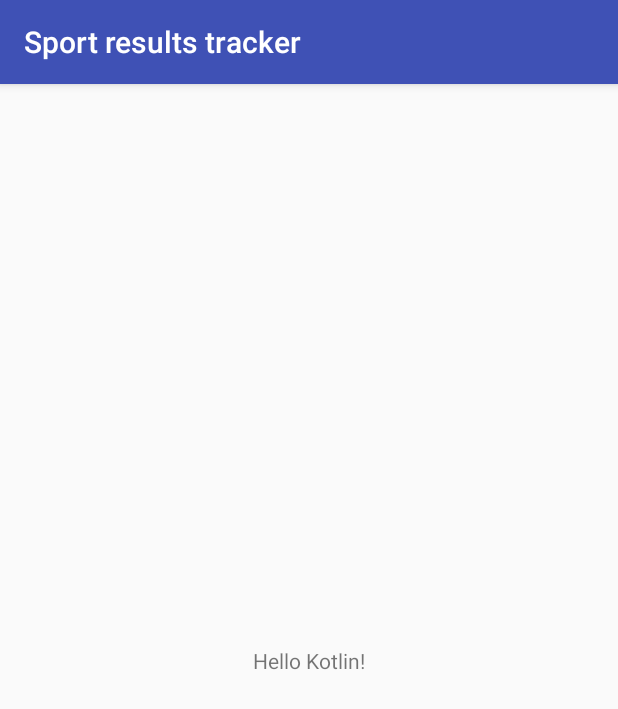
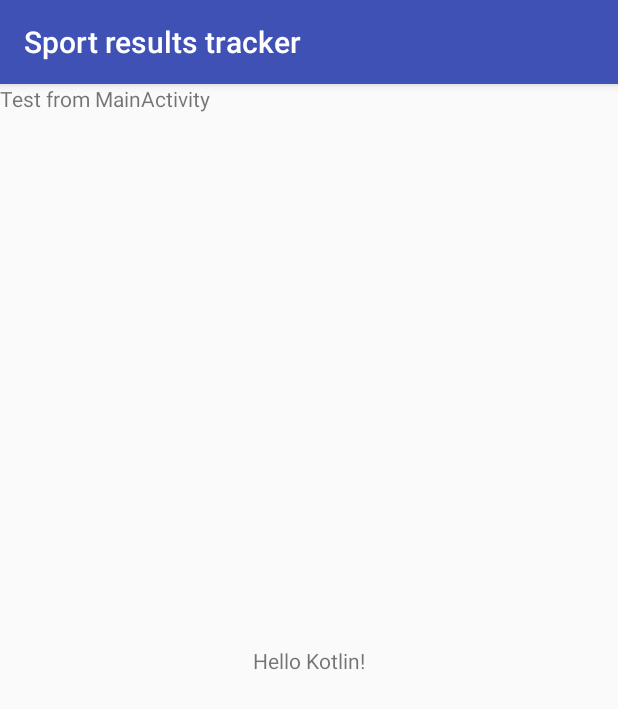
Before and after one commit to kamilkomnacki/SportResultsTracker, an Android app: the screen it shows after launch (MainActivity), on a phone screen of 412 x 824 dp. Shown: the top 709 px of the screen. Run offline under Robolectric (Android 15) with nearby library versions, the light colour scheme and no system bars.

Commit message:
Include kotlin-android-extensions plugin.

```diff
--- a/app/build.gradle
+++ b/app/build.gradle
@@ -1,12 +1,13 @@
 apply plugin: 'com.android.application'
 apply plugin: 'kotlin-android'
+apply plugin: 'kotlin-android-extensions'
 
 android {
     compileSdkVersion 26
     defaultConfig {
         applicationId "com.komnacki.sportresultstracker"
         minSdkVersion 27
-        targetSdkVersion 26
+        targetSdkVersion 27
         versionCode 1
         versionName "1.0"
         testInstrumentationRunner "android.support.test.runner.AndroidJUnitRunner"
--- a/app/src/main/java/com/komnacki/sportresultstracker/MainActivity.kt
+++ b/app/src/main/java/com/komnacki/sportresultstracker/MainActivity.kt
@@ -2,11 +2,13 @@ package com.komnacki.sportresultstracker
 
 import android.support.v7.app.AppCompatActivity
 import android.os.Bundle
+import kotlinx.android.synthetic.main.activity_main.*
 
 class MainActivity : AppCompatActivity() {
 
     override fun onCreate(savedInstanceState: Bundle?) {
         super.onCreate(savedInstanceState)
         setContentView(R.layout.activity_main)
+        test.setText("Test from MainActivity")
     }
 }
--- a/app/src/main/res/layout/activity_main.xml
+++ b/app/src/main/res/layout/activity_main.xml
@@ -15,4 +15,9 @@
         app:layout_constraintRight_toRightOf="parent"
         app:layout_constraintTop_toTopOf="parent" />
 
+    <TextView
+        android:id="@+id/test"
+        android:layout_width="wrap_content"
+        android:layout_height="wrap_content" />
+
 </android.support.constraint.ConstraintLayout>
```
